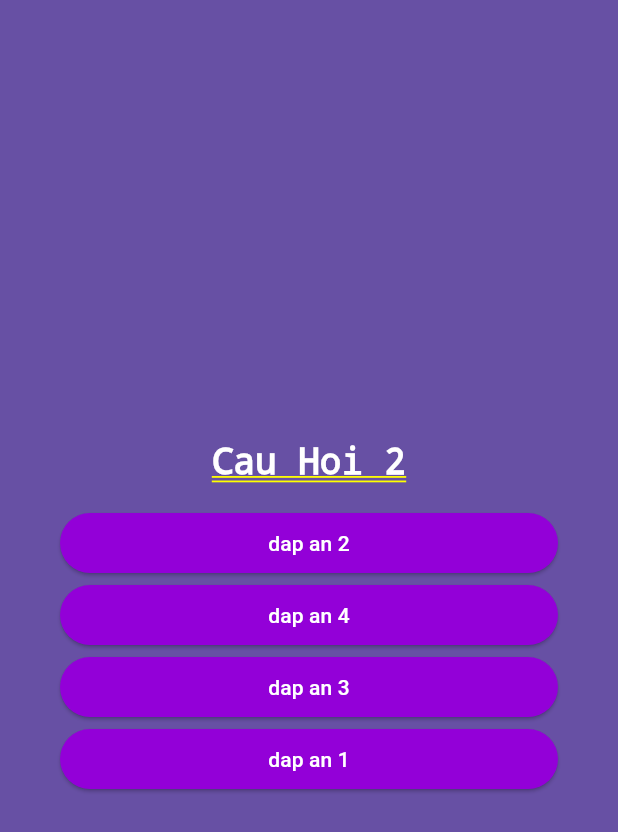
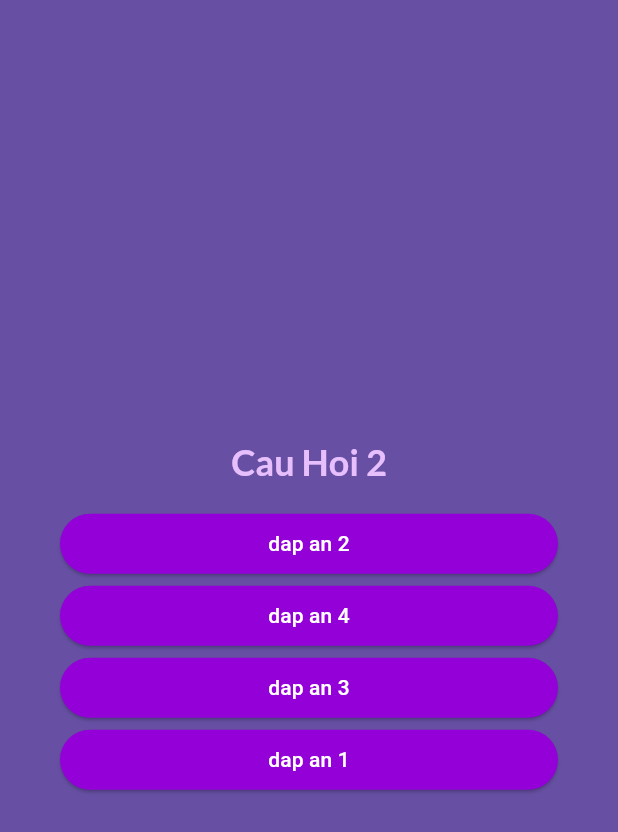
Before and after one commit to HaVinNNguyendev03/appdemo, a Flutter app: the screen it shows after launch, after a tap on "Start Quiz", after a tap on "dap an 2", on a phone screen of 412 x 824 dp. Shown: the top 832 px of the screen. Run offline on Flutter 3.47's test engine with Material 3 defaults, Android fonts, the phone set to English and light mode, and no system bars; our stand-ins replace google_fonts.

Commit message:
update font & fix ui

```diff
--- a/lib/quizapp/screens/questions.dart
+++ b/lib/quizapp/screens/questions.dart
@@ -3,8 +3,8 @@ import 'package:flutter/widgets.dart';
 import 'package:meta/meta.dart';
 import 'package:appdemo/quizapp/widget/ansew_button.dart';
 import 'package:appdemo/quizapp/data/quizdata.dart';
-
-
+import 'package:google_fonts/google_fonts.dart';
+import 'package:appdemo/quizapp/screens/quiz.dart';
 /// {@template questions}
 /// Questions widget.
 /// {@endtemplate}
@@ -12,7 +12,9 @@ class Questions extends StatefulWidget {
   /// {@macro questions}
   const Questions({
     super.key, // ignore: unused_element
+    required this.onSelectAnswer,
   });
+  final void Function(String answer) onSelectAnswer;
 
   /// The state from the closest instance of this class
   /// that encloses the given context, if any.
@@ -54,16 +56,18 @@ class _QuestionsState extends State<Questions> {
     super.dispose();
   }
   /* #endregion */
-  var cunrrentQuestionsScreen = 0;
-  void ansewrQuestion () {
+   var cunrrentQuestionsScreen = 0;
+  void ansewrQuestion (String selectedAnsewrs) {
+    widget.onSelectAnswer(selectedAnsewrs);
     setState(() {
       cunrrentQuestionsScreen++;
     });
   }
+
+
   @override
     Widget build(BuildContext context) {
       final cunrrentQuestions = arraydata[cunrrentQuestionsScreen];
-
       return SizedBox(
         width: double.infinity,
         child: Container(
@@ -71,19 +75,22 @@ class _QuestionsState extends State<Questions> {
           child: Column(
             mainAxisAlignment: MainAxisAlignment.center,
             crossAxisAlignment: CrossAxisAlignment.stretch,
-            children: <Widget>[
+            children: [
               Text(
                cunrrentQuestions.title,
                 textAlign: TextAlign.center,
-                style: TextStyle(
-                  color: Colors.white,
+                style: GoogleFonts.lato(
+                  color: const Color.fromARGB(255, 232, 191, 253),
                   fontSize: 24,
                   fontWeight: FontWeight.bold,
+                  decoration: TextDecoration.none,
                 ),
               ),
               const SizedBox(height: 16),
               ...cunrrentQuestions.questionsShuffle().map((question){
-                return AnsewButton(ansewtetxt: question,onTap: ansewrQuestion,);
+                return AnsewButton(ansewtetxt: question,onTap: (){
+                  ansewrQuestion(question);
+                },);
               })
             ],
           ),
--- a/lib/quizapp/screens/quiz.dart
+++ b/lib/quizapp/screens/quiz.dart
@@ -1,10 +1,10 @@
 import 'package:flutter/material.dart';
-
 import 'package:flutter/widgets.dart';
 import 'package:meta/meta.dart';
 import 'package:appdemo/quizapp/screens/home.dart';
 import 'package:appdemo/quizapp/screens/questions.dart';
-
+import 'package:appdemo/quizapp/data/quizdata.dart';
+import 'package:appdemo/quizapp/screens/results_question.dart';
 /// {@template quiz}
 /// Quiz widget.
 /// {@endtemplate}
@@ -14,9 +14,9 @@ class Quiz extends StatefulWidget {
     super.key, // ignore: unused_element
   });
 
-  @internal
-  // static _QuizState? maybeOf(BuildContext context) =>
-  //   context.findAncestorStateOfType<_QuizState>();
+  // @internal
+  // // static _QuizState? maybeOf(BuildContext context) =>
+  // //   context.findAncestorStateOfType<_QuizState>();
 
   @override
   State<Quiz> createState() => _QuizState();
@@ -27,7 +27,7 @@ class Quiz extends StatefulWidget {
 class _QuizState extends State<Quiz> {
   // var activeScreen = Home();
   var activeScreen = 'Home';
-
+  List<String> selectedAnsewrs = [];
   /* #region Lifecycle */
   @override
   // void initState() {
@@ -55,27 +55,44 @@ class _QuizState extends State<Quiz> {
     super.dispose();
   }
   /* #endregion */
+
   void swicthScreen() {
     setState(() {
       activeScreen = 'Questions';
     });
   }
-
+  void chooseAnswer (String answer) {
+   selectedAnsewrs.add(answer);
+   if(selectedAnsewrs.length == arraydata.length) {
+    setState(() {
+      selectedAnsewrs = [];
+      activeScreen = 'Results';
+    });
+   }
+  }
   @override
   Widget build(BuildContext context) {
     Widget screenWidget = Home(swicthScreen);
       if(activeScreen == 'Questions') {
         screenWidget = Container(
           color: Theme.of(context).colorScheme.primary,
-          child: Questions(),);
+          child: Questions(onSelectAnswer: chooseAnswer),);
       } else{
         screenWidget = Home(swicthScreen);
+      }
+      if (activeScreen == 'Results') {
+        screenWidget = ResultsQuestion();
       }
     return MaterialApp(
       title: 'Flutter Demo',
       theme: ThemeData(
         colorScheme: ColorScheme.fromSeed(seedColor: Colors.deepPurple),
         scaffoldBackgroundColor: Colors.deepPurple,
+        textTheme: TextTheme(
+          bodyLarge: TextStyle(decoration: TextDecoration.none),
+          bodyMedium: TextStyle(decoration: TextDecoration.none),
+          bodySmall: TextStyle(decoration: TextDecoration.none),
+        ),
         useMaterial3: true,
       ),
       home: screenWidget,
--- a/pubspec.yaml
+++ b/pubspec.yaml
@@ -35,6 +35,7 @@ dependencies:
   # The following adds the Cupertino Icons font to your application.
   # Use with the CupertinoIcons class for iOS style icons.
   cupertino_icons: ^1.0.8
+  google_fonts: ^6.2.1
 
 dev_dependencies:
   flutter_test:
```
Also changed, not shown: lib/quizapp/screens/results_question.dart (added, +60 -0 lines), pubspec.lock, 1 other file.
